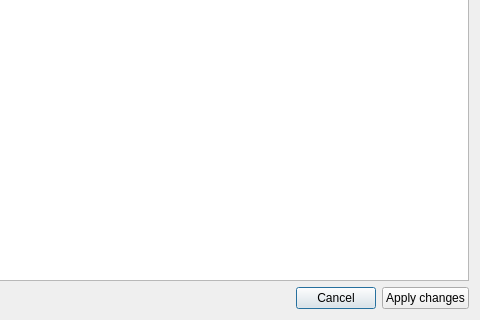
redmoon1945/gbp, file src/plaintexteditiondialog.ui: the form before one commit; both pictures show x 377 to 857 and y 232 to 552 of the 857 by 552 pixel window.
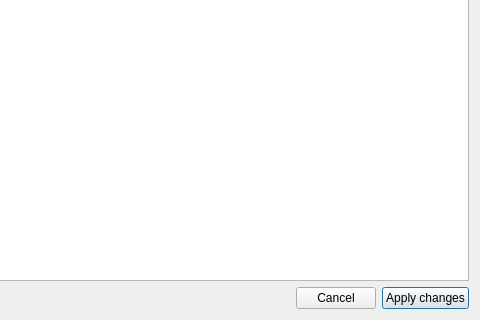
The form after the commit.

Patch:
```diff
--- a/src/plaintexteditiondialog.ui
+++ b/src/plaintexteditiondialog.ui
@@ -37,6 +37,9 @@
        <property name="text">
         <string>Cancel</string>
        </property>
+       <property name="autoDefault">
+        <bool>false</bool>
+       </property>
       </widget>
      </item>
      <item>
@@ -44,6 +47,12 @@
        <property name="text">
         <string>Apply changes</string>
        </property>
+       <property name="autoDefault">
+        <bool>false</bool>
+       </property>
+       <property name="default">
+        <bool>true</bool>
+       </property>
       </widget>
      </item>
     </layout>
```
